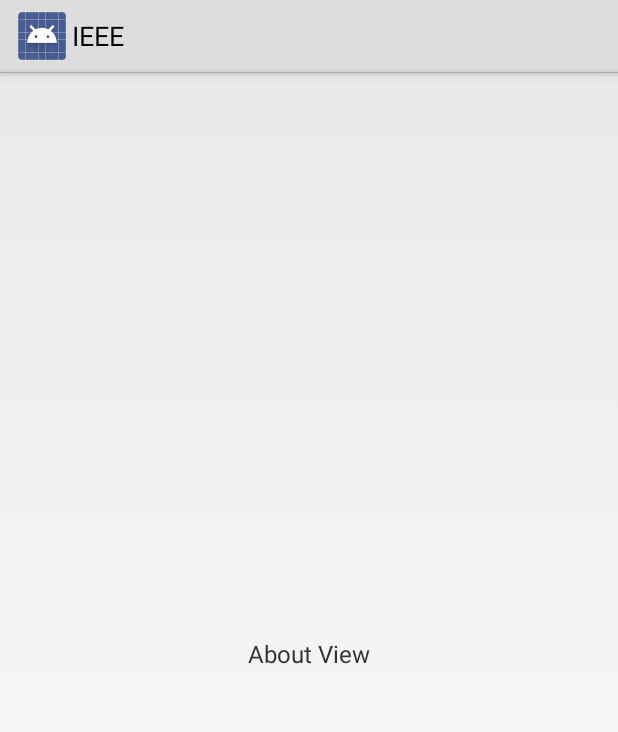
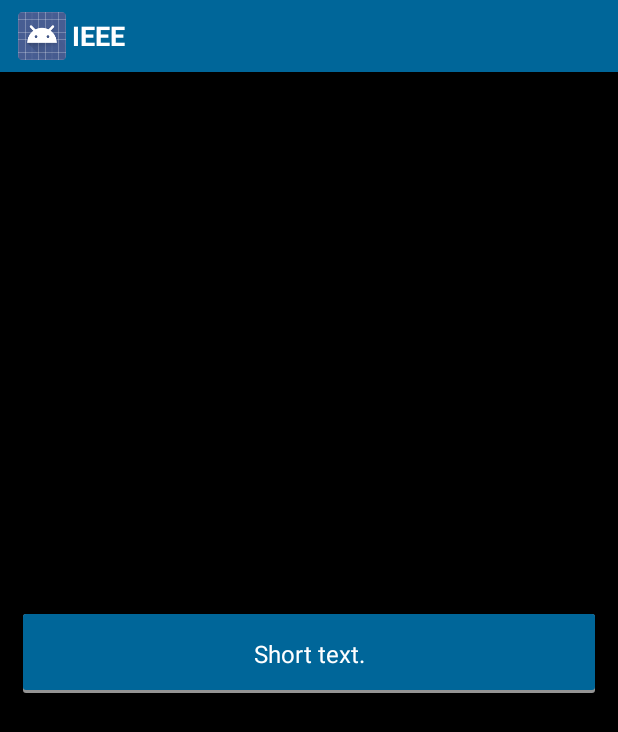
Before and after one commit to IEEE-UH-Manoa/android-app, an Android app: the fragment AboutFragment shown on its own in the app's theme, on a phone screen of 412 x 824 dp. Shown: the top 732 px of the screen. Run offline under Robolectric (Android 15) with nearby library versions, the phone set to English and light mode, and no system bars.

Commit message:
Added colors in About section

```diff
--- a/app/build.gradle
+++ b/app/build.gradle
@@ -6,7 +6,7 @@ android {
 
     defaultConfig {
         applicationId "com.example.bryan.ieee"
-        minSdkVersion 15
+        minSdkVersion 16
         targetSdkVersion 21
         versionCode 1
         versionName "1.0"
--- a/app/src/main/AndroidManifest.xml
+++ b/app/src/main/AndroidManifest.xml
@@ -6,7 +6,7 @@
         android:allowBackup="true"
         android:icon="@drawable/ic_launcher"
         android:label="@string/app_name"
-        android:theme="@android:style/Theme.Holo.Light" >
+        android:theme="@style/IEEETheme" >
         <activity
             android:name=".MainActivity"
             android:label="@string/app_name" >
--- /dev/null
+++ b/app/src/main/res/drawable/layer_card_background.xml
@@ -0,0 +1,20 @@
+<?xml version="1.0" encoding="utf-8"?>
+<layer-list xmlns:android="http://schemas.android.com/apk/res/android">
+    <item>
+        <shape android:shape="rectangle">
+            <solid android:color="#CABBBBBB"/>
+            <corners android:radius="2dp" />
+        </shape>
+    </item>
+
+    <item
+        android:left="0dp"
+        android:right="0dp"
+        android:top="0dp"
+        android:bottom="2dp">
+        <shape android:shape="rectangle">
+            <solid android:color="@color/IEEE_blue"/>
+            <corners android:radius="2dp" />
+        </shape>
+    </item>
+</layer-list>
--- a/app/src/main/res/layout/fragment_about.xml
+++ b/app/src/main/res/layout/fragment_about.xml
@@ -1,15 +1,17 @@
 <?xml version="1.0" encoding="utf-8"?>
-<RelativeLayout xmlns:android="http://schemas.android.com/apk/res/android"
+<LinearLayout
+    xmlns:android="http://schemas.android.com/apk/res/android"
     android:layout_width="match_parent"
-    android:layout_height="match_parent" >
-
+    android:layout_height="match_parent"
+    android:gravity="center"
+    android:background="@color/black">
     <TextView
-        android:id="@+id/txtLabel"
-        android:layout_width="wrap_content"
+        android:layout_width="fill_parent"
         android:layout_height="wrap_content"
-        android:layout_centerInParent="true"
-        android:text="About View"
-        android:textSize="16dp" />
-
-
-</RelativeLayout>
+        android:layout_gravity="center"
+        android:gravity="center"
+        android:layout_margin="15dp"
+        android:padding="15dp"
+        android:background="@drawable/layer_card_background"
+        android:text="Short text."/>
+</LinearLayout>
--- a/app/src/main/res/values/styles.xml
+++ b/app/src/main/res/values/styles.xml
@@ -1,8 +1,25 @@
 <resources>
-
-    <!-- Base application theme. -->
-    <style name="AppTheme" parent="Theme.AppCompat.Light.DarkActionBar">
-        <!-- Customize your theme here. -->
+    <style name="IEEETheme" parent="@android:style/Theme.Holo.Light">
+        <item name="android:actionBarStyle">@style/IEEEActionBar</item>
+        <item name="android:textViewStyle">@style/IEEE_textViewStyle</item>
     </style>
 
+    <style name="IEEEActionBar" parent="@android:style/Widget.Holo.Light.ActionBar">
+        <item name="android:background">@color/IEEE_blue</item>
+        <item name="android:titleTextStyle">@style/IEEE_titleTextStyle</item>
+    </style>
+
+    <style name="IEEE_textViewStyle" parent="android:Widget.TextView">
+        <item name="android:fontFamily">sans-serif</item>
+        <item name="android:textStyle"></item>
+        <item name="android:textColor">@color/white</item>
+        <item name="android:textSize">16sp</item>
+    </style>
+
+    <style name="IEEE_titleTextStyle" parent="@android:style/TextAppearance.Holo.Widget.ActionBar.Title">
+        <item name="android:fontFamily">sans-serif</item>
+        <item name="android:textStyle">bold</item>
+        <item name="android:textColor">@color/white</item>
+        <item name="android:textSize">18sp</item>
+    </style>
 </resources>
```
Also changed, not shown: app/src/main/java/com/example/bryan/ieeeatuhm/HomeActivity.java (deleted, +0 -39 lines), app/src/main/res/values/colors.xml (added, +20 -0 lines), 2 other files.
